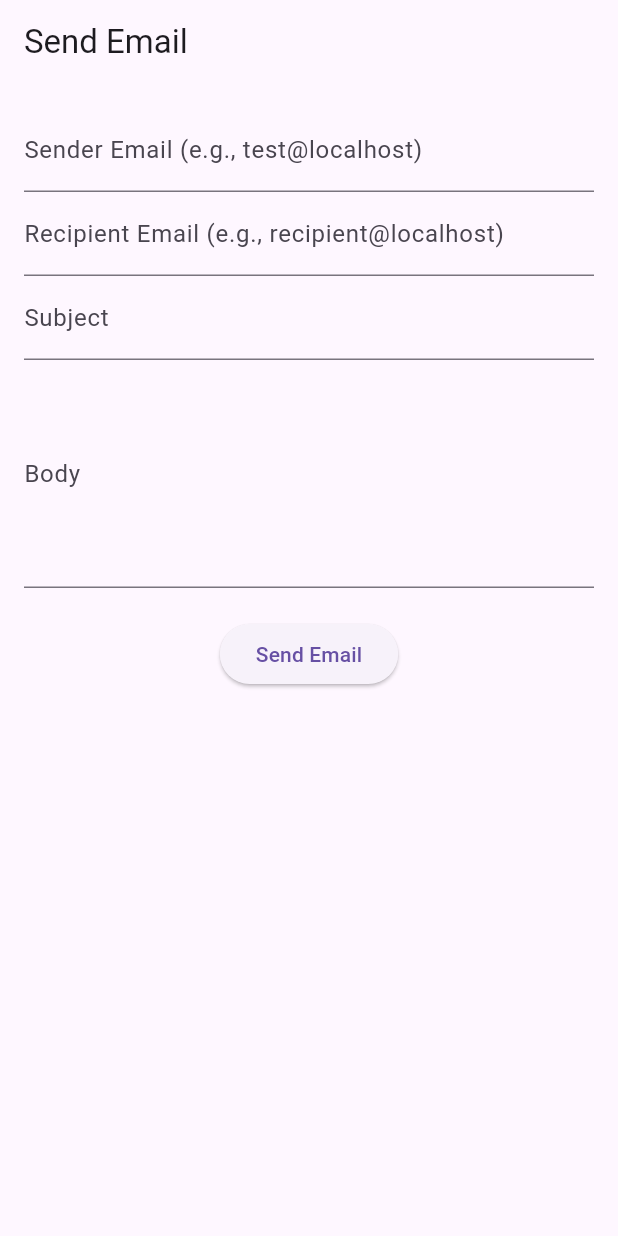
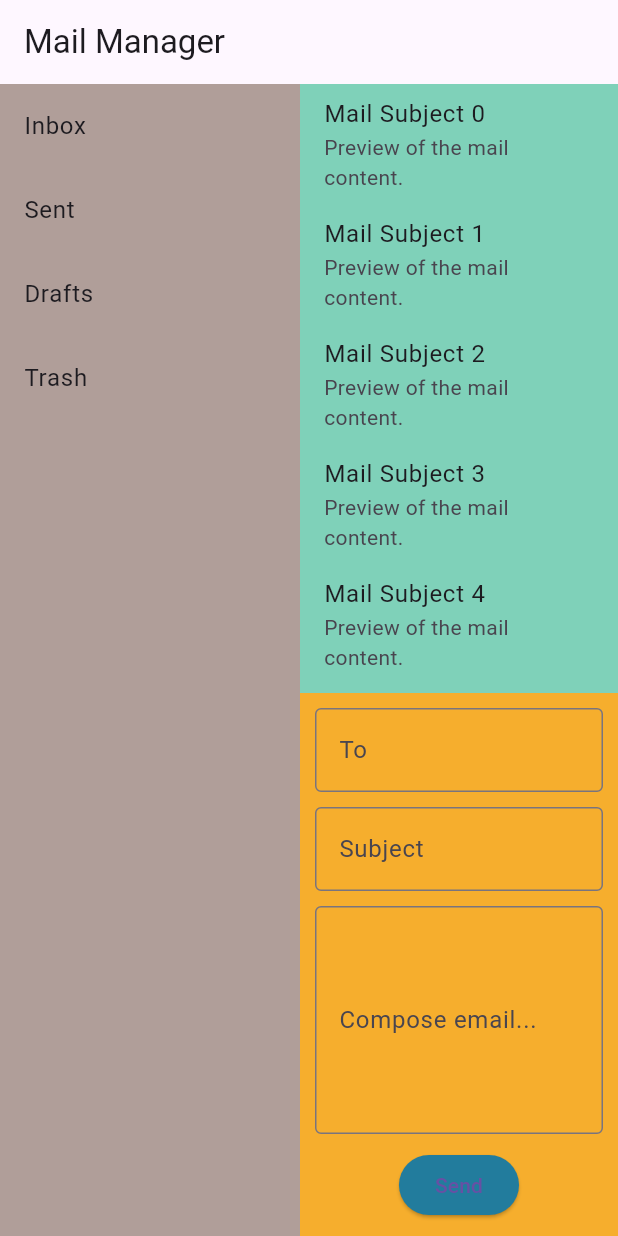
Before and after one commit to EvolOsEIP/EvolOsProject, a Flutter app: the screen it shows after launch, on a phone screen of 412 x 824 dp. Run offline on Flutter 3.47's test engine with Material 3 defaults, Android fonts, the light colour scheme and no system bars.

Commit message:
UPDATE - Mix of seb and clem mail interface

```diff
--- a/mailpage/lib/main.dart
+++ b/mailpage/lib/main.dart
@@ -3,32 +3,28 @@ import 'package:http/http.dart' as http;
 import 'dart:convert';
 
 void main() {
-  runApp(const MyApp());
+  runApp(MailManagerApp());
 }
 
-class MyApp extends StatelessWidget {
-  const MyApp({super.key});
-
+class MailManagerApp extends StatelessWidget {
   @override
   Widget build(BuildContext context) {
     return MaterialApp(
-      title: 'Email Sender',
+      title: 'Mail Manager',
       theme: ThemeData(
         primarySwatch: Colors.blue,
       ),
-      home: const EmailSenderScreen(),
+      home: MailManagerHome(),
     );
   }
 }
 
-class EmailSenderScreen extends StatefulWidget {
-  const EmailSenderScreen({Key? key}) : super(key: key);
-
+class MailManagerHome extends StatefulWidget {
   @override
-  _EmailSenderScreenState createState() => _EmailSenderScreenState();
+  _MailManagerHomeState createState() => _MailManagerHomeState();
 }
 
-class _EmailSenderScreenState extends State<EmailSenderScreen> {
+class _MailManagerHomeState extends State<MailManagerHome> {
   final TextEditingController _senderController = TextEditingController();
   final TextEditingController _recipientController = TextEditingController();
   final TextEditingController _subjectController = TextEditingController();
@@ -70,45 +66,103 @@ class _EmailSenderScreenState extends State<EmailSenderScreen> {
   Widget build(BuildContext context) {
     return Scaffold(
       appBar: AppBar(
-        title: const Text('Send Email'),
+        title: Text("Mail Manager"),
       ),
-      body: Padding(
-        padding: const EdgeInsets.all(16.0),
+      body: Row(
+        children: [
+          // Sidebar
+          Container(
+            width: 200,
+            color: Color(0xFFB09E99),
             child: Column(
-          children: <Widget>[
-            TextField(
-              controller: _senderController,
-              decoration: const InputDecoration(
-                labelText: 'Sender Email (e.g., test@localhost)',
+              children: [
+                ListTile(
+                  title: Text("Inbox"),
+                  onTap: () {},
                 ),
+                ListTile(
+                  title: Text("Sent"),
+                  onTap: () {},
                 ),
-            TextField(
-              controller: _recipientController,
-              decoration: const InputDecoration(
-                labelText: 'Recipient Email (e.g., recipient@localhost)',
+                ListTile(
+                  title: Text("Drafts"),
+                  onTap: () {},
                 ),
-            ),
-            TextField(
-              controller: _subjectController,
-              decoration: const InputDecoration(
-                labelText: 'Subject',
-              ),
-            ),
-            TextField(
-              controller: _bodyController,
-              decoration: const InputDecoration(
-                labelText: 'Body',
-              ),
-              maxLines: 5,
-            ),
-            const SizedBox(height: 20),
-            ElevatedButton(
-              onPressed: _sendEmail,
-              child: const Text('Send Email'),
+                ListTile(
+                  title: Text("Trash"),
+                  onTap: () {},
                 ),
               ],
             ),
           ),
+          // Main Content
+          Expanded(
+            child: Column(
+              children: [
+                // Mail List
+                Expanded(
+                  child: Container(
+                    color: Color(0xFF7FD1B9),
+                    child: ListView.builder(
+                      itemCount: 10, // Placeholder for emails
+                      itemBuilder: (context, index) {
+                        return ListTile(
+                          title: Text("Mail Subject $index"),
+                          subtitle: Text("Preview of the mail content."),
+                          onTap: () {
+                            // Add logic to display email
+                          },
+                        );
+                      },
+                    ),
+                  ),
+                ),
+                // Mail Composer
+                Container(
+                  color: Color(0xFFF6AE2D),
+                  padding: EdgeInsets.all(10),
+                  child: Column(
+                    children: [
+                      TextField(
+                        controller: _recipientController,
+                        decoration: InputDecoration(
+                          labelText: "To",
+                          border: OutlineInputBorder(),
+                        ),
+                      ),
+                      SizedBox(height: 10),
+                      TextField(
+                        controller: _subjectController,
+                        decoration: InputDecoration(
+                          labelText: "Subject",
+                          border: OutlineInputBorder(),
+                        ),
+                      ),
+                      SizedBox(height: 10),
+                      TextField(
+                        controller: _bodyController,
+                        maxLines: 5,
+                        decoration: InputDecoration(
+                          labelText: "Compose email...",
+                          border: OutlineInputBorder(),
+                        ),
+                      ),
+                      SizedBox(height: 10),
+                      ElevatedButton(
+                        onPressed: _sendEmail,
+                        child: Text("Send"),
+                        style: ElevatedButton.styleFrom(
+                          backgroundColor: Color(0xFF227C9D),
+                        ),
+                      ),
+                    ],
+                  ),
+                ),
+              ],
+            ),
+          ),
+        ],
+      ),
     );
   }
 }
```
Lines whose indentation alone changed are shown as unchanged.
